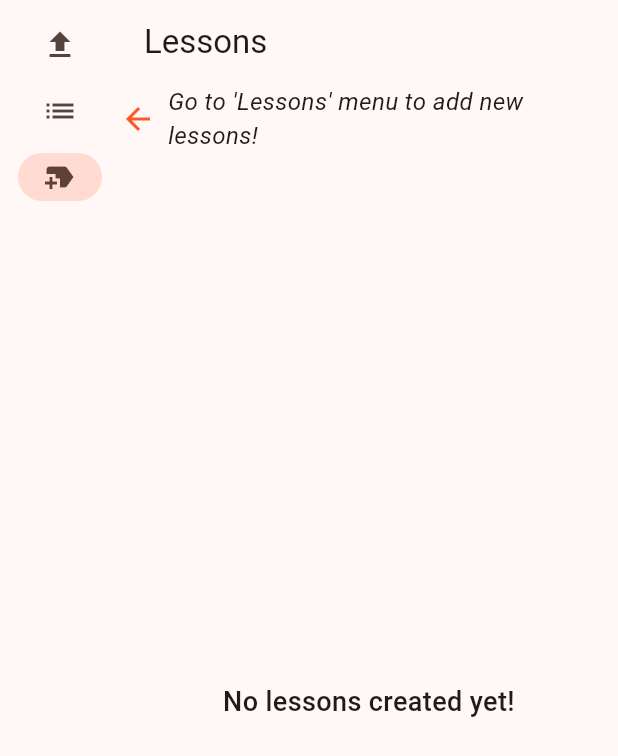
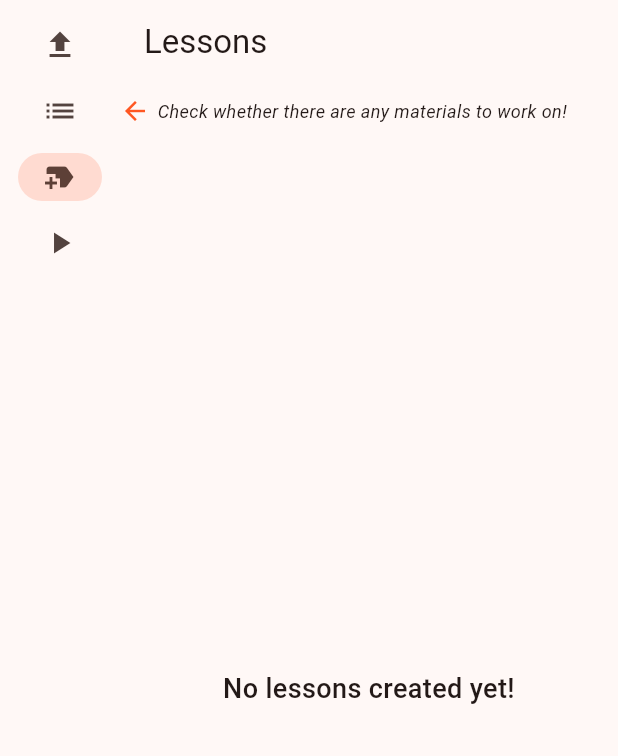
Before and after one commit to Vodboka/StudentApp, a Flutter app: the screen it shows after launch, after a tap on "Materials", after a tap on "Lessons", on a phone screen of 412 x 824 dp. Shown: the top 756 px of the screen. Run offline on Flutter 3.47's test engine with Material 3 defaults, Android fonts, the light colour scheme and no system bars; our stand-ins replace file_picker; missing offline and left inert: flutter_pdfview; network calls fail.

Commit message:
frontend structure for quizez

```diff
--- a/frontend/lib/LessonsPage.dart
+++ b/frontend/lib/LessonsPage.dart
@@ -1,3 +1,5 @@
+// ignore_for_file: file_names
+
 import 'package:flutter/material.dart';
 import 'package:http/http.dart' as http;
 import 'dart:convert';
@@ -53,20 +55,20 @@ class _LessonsPageState extends State<LessonsPage> {
           children: [
             if (lessons.isEmpty)
               Padding(
-                padding: EdgeInsets.only(top: screenHeight * 0.0, bottom: 10.0),
+                padding: EdgeInsets.only(top: screenHeight * 0.01, bottom: 10.0),
                 child: Row(
                   mainAxisAlignment: MainAxisAlignment.start,
                   children: [
                     Icon(
                       Icons.arrow_back,
-                      size: 24,
+                      size: 20,
                       color: Colors.deepOrange,
                     ),
-                    SizedBox(width: 8),
+                    SizedBox(width: 5),
                     Flexible(
                       child: Text(
-                        "Go to 'Lessons' menu to add new lessons!",
-                        style: TextStyle(fontSize: 16, fontStyle: FontStyle.italic),
+                        "Check whether there are any materials to work on!",
+                        style: TextStyle(fontSize: 12, fontStyle: FontStyle.italic),
                       ),
                     ),
                   ],
@@ -120,7 +122,7 @@ class _LessonsPageState extends State<LessonsPage> {
                           context,
                           MaterialPageRoute(
                             builder: (context) => FileDetailPage(
-                                fileName: lesson['title'].toString() + '.pdf'),
+                                fileName: '${lesson['title']}.pdf'),
                           ),
                         );
                       },
--- a/frontend/lib/MainPage.dart
+++ b/frontend/lib/MainPage.dart
@@ -9,7 +9,7 @@ import 'package:file_picker/file_picker.dart';
 
 import 'LessonsPage.dart';
 import 'MaterialsPage.dart';
-
+import 'StartLesson.dart';
 void main() {
   runApp(MyApp());
 }
@@ -84,6 +84,8 @@ class _MyHomePageState extends State<MyHomePage> {
         page = MaterialsPage();
       case 2:
         page = LessonsPage();
+      case 3:
+        page = StartLesson();
       default:
         throw UnimplementedError('No widget for $selectedIndex');
     }
@@ -108,7 +110,11 @@ class _MyHomePageState extends State<MyHomePage> {
                     NavigationRailDestination(
                       icon: Icon(Icons.new_label),
                       label: Text ('Lessons')
-                      )
+                      ),
+                    NavigationRailDestination(
+                      icon: Icon(Icons.play_arrow), // New icon for StartLesson
+                      label: Text('Start Lesson'), // New label for StartLesson
+                    )
                   ],
                   selectedIndex: selectedIndex,
                   onDestinationSelected: (value) {
```
Also changed, not shown: frontend/lib/StartLesson.dart (+151 -0 lines).
